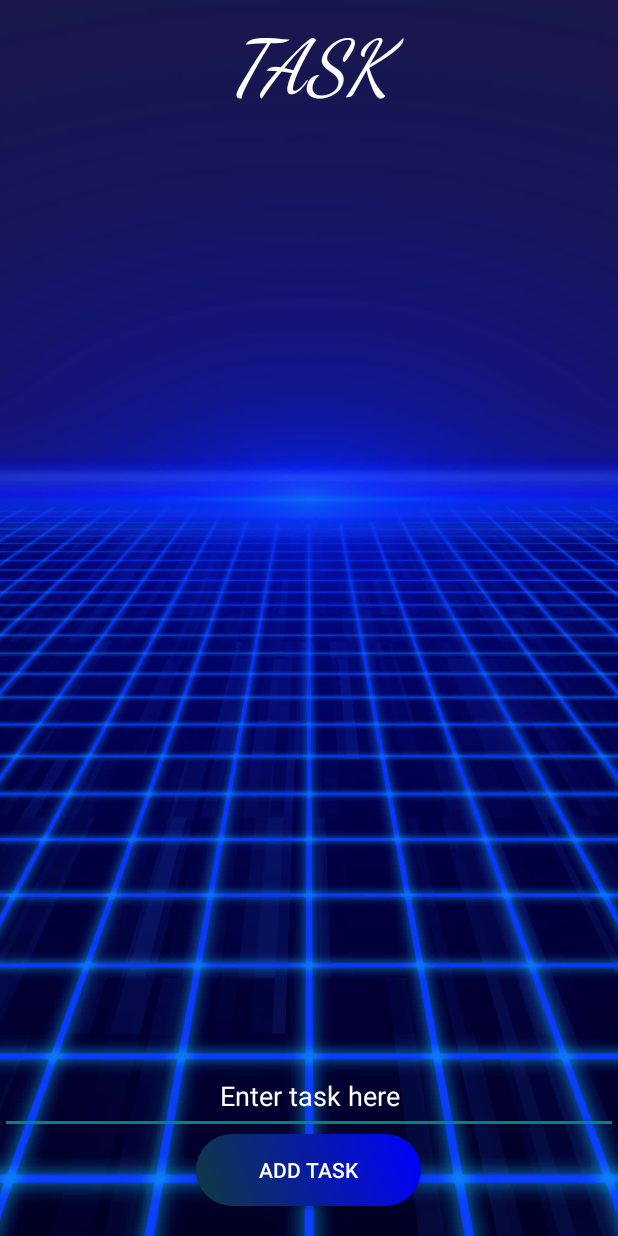
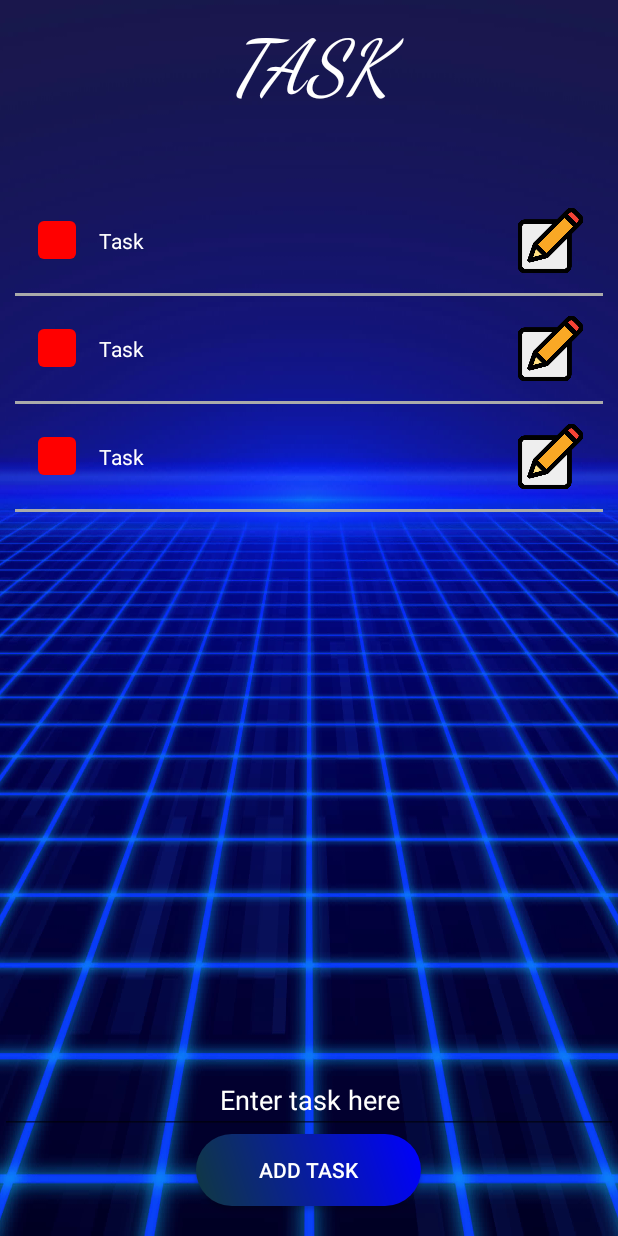
Before and after one commit to JianCarlo1/Recana_JI_1030FRI_AND, an Android app built with Jetpack Compose: the layout activity_main.xml on its own in the app's theme, with its tools: preview values and no code run, on a phone screen of 412 x 824 dp. Run offline under Robolectric (Android 15) with nearby library versions, the phone set to English and light mode, and no system bars.

Commit message:
Describe your changes here

```diff
--- a/app/src/main/res/layout/activity_main.xml
+++ b/app/src/main/res/layout/activity_main.xml
@@ -1,8 +1,8 @@
 <?xml version="1.0" encoding="utf-8"?>
-<LinearLayout
-    xmlns:android="http://schemas.android.com/apk/res/android"
+<LinearLayout xmlns:android="http://schemas.android.com/apk/res/android"
     android:layout_width="match_parent"
     android:layout_height="match_parent"
+    xmlns:tools="http://schemas.android.com/tools"
     android:orientation="vertical"
     android:background="@drawable/backgroud">
 
@@ -24,11 +24,13 @@
         android:layout_width="match_parent"
         android:layout_height="0dp"
         android:layout_weight="1"
-        android:layout_marginTop="30dp"
+        android:layout_marginTop="10dp"
+        android:layout_marginBottom="10dp"
         android:padding="10dp"
         android:divider="@android:color/darker_gray"
         android:dividerHeight="2dp"
-        android:cacheColorHint="@color/white"/>
+        android:cacheColorHint="@color/white"
+        tools:listitem="@layout/list_item"/>
 
     <LinearLayout
         android:layout_width="match_parent"
@@ -38,22 +40,19 @@
         <EditText
             android:id="@+id/editText"
             android:layout_width="match_parent"
-            android:layout_height="50dp"
+            android:layout_height="wrap_content"
             android:hint="Enter task here"
             android:textColorHint="@color/white"
-            android:inputType="textMultiLine"
-            android:minLines="3"
-            android:maxLines="5"
+            android:inputType="text"
+            android:lines="1"
             android:gravity="center"
-            android:scrollbars="vertical"
-            android:lines="5"
+            android:scrollbars="none"
             android:textColor="@color/white"/>
 
         <Button
             android:id="@+id/addButton"
             android:layout_width="150dp"
             android:layout_height="wrap_content"
-            android:layout_below="@+id/editText"
             android:text="Add Task"
             android:textColor="@color/white"
             android:background="@drawable/circle_button"
```
